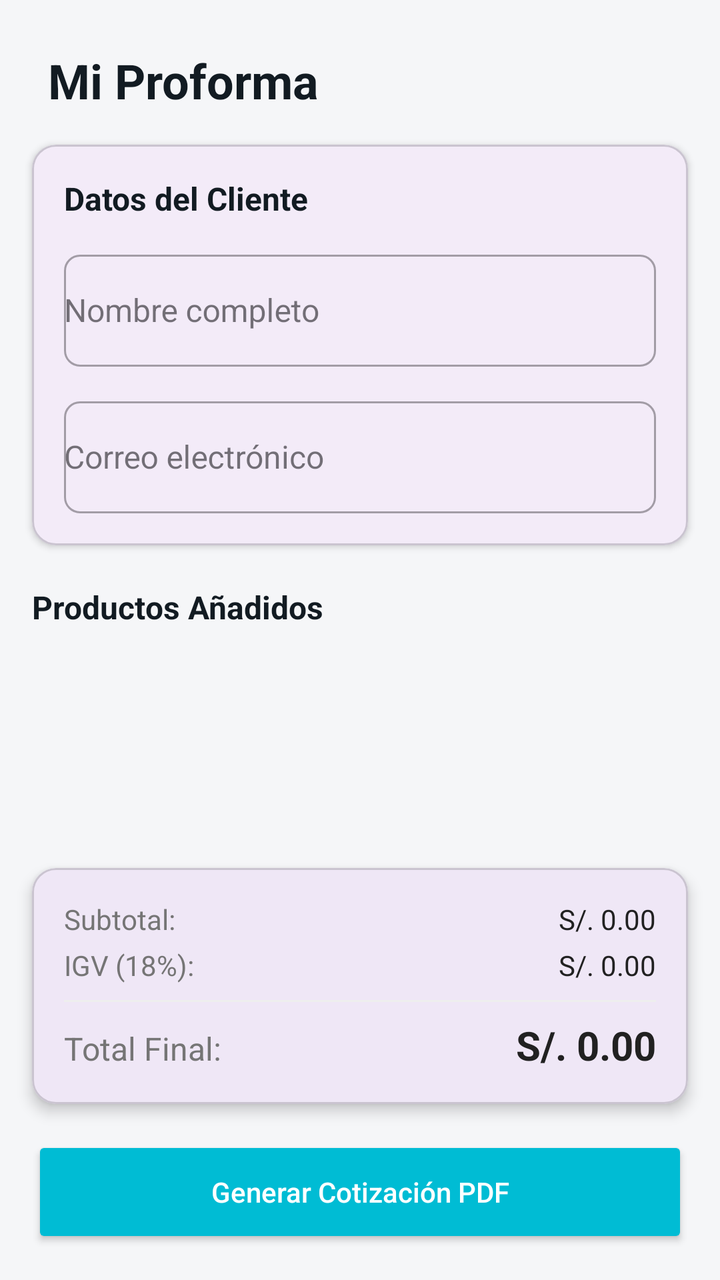
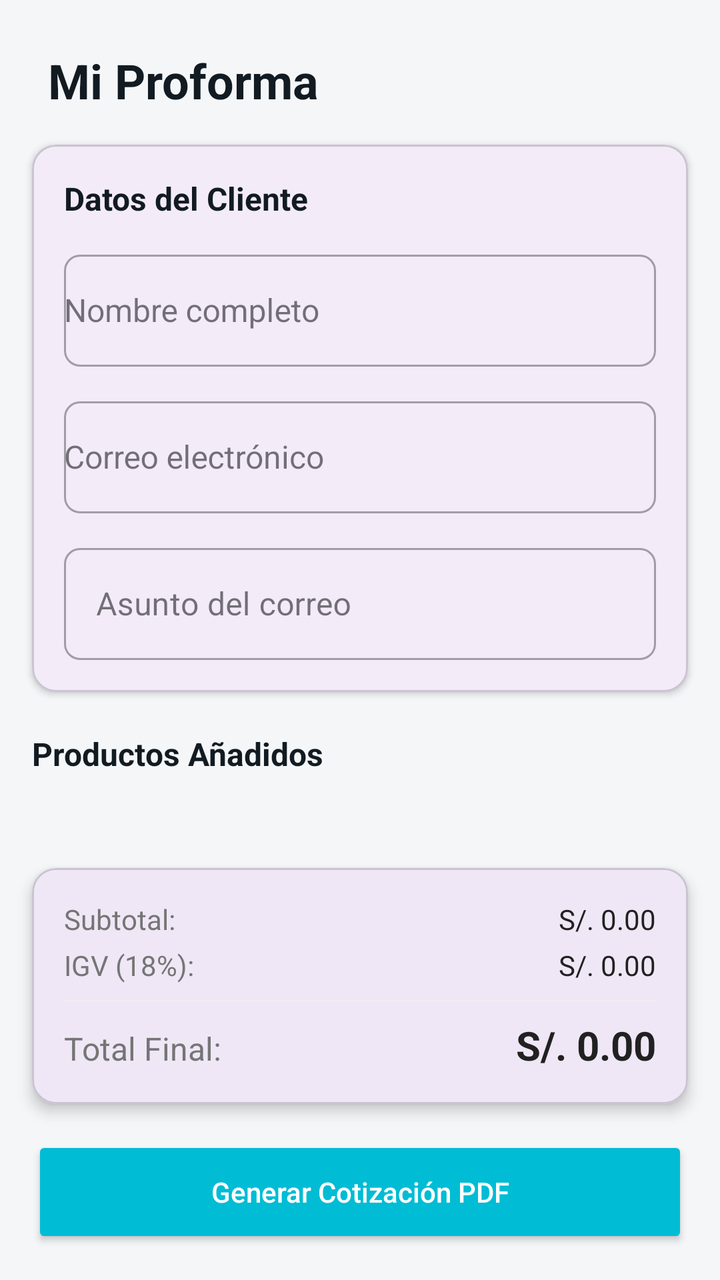

The first picture is an Android layout as it rendered before a commit; the second is the same layout after the commit. The layout source and the unified diff follow.
<!-- AndroidManifest.xml: application theme Theme.Protrack -->
<!-- res/layout/fragment_proforma.xml -->
<?xml version="1.0" encoding="utf-8"?>
<androidx.constraintlayout.widget.ConstraintLayout xmlns:android="http://schemas.android.com/apk/res/android"
    xmlns:app="http://schemas.android.com/apk/res-auto"
    xmlns:tools="http://schemas.android.com/tools"
    android:layout_width="match_parent"
    android:layout_height="match_parent"
    android:background="#F5F6F8">

    <TextView
        android:id="@+id/tvTitle"
        android:layout_width="wrap_content"
        android:layout_height="wrap_content"
        android:layout_margin="24dp"
        android:text="Mi Proforma"
        android:textColor="#121B22"
        android:textSize="24sp"
        android:textStyle="bold"
        app:layout_constraintStart_toStartOf="parent"
        app:layout_constraintTop_toTopOf="parent" />

    <com.google.android.material.card.MaterialCardView
        android:id="@+id/cardCliente"
        android:layout_width="match_parent"
        android:layout_height="wrap_content"
        android:layout_marginHorizontal="16dp"
        android:layout_marginTop="16dp"
        app:cardCornerRadius="12dp"
        app:cardElevation="2dp"
        app:layout_constraintTop_toBottomOf="@id/tvTitle">

        <LinearLayout
            android:layout_width="match_parent"
            android:layout_height="wrap_content"
            android:orientation="vertical"
            android:padding="16dp">

            <TextView
                android:layout_width="wrap_content"
                android:layout_height="wrap_content"
                android:text="Datos del Cliente"
                android:textColor="#121B22"
                android:textSize="16sp"
                android:textStyle="bold"
                android:layout_marginBottom="12dp"/>

            <com.google.android.material.textfield.TextInputLayout
                android:id="@+id/tilNombre"
                style="@style/Widget.MaterialComponents.TextInputLayout.OutlinedBox"
                android:layout_width="match_parent"
                android:layout_height="wrap_content"
                android:hint="Nombre completo"
                app:boxCornerRadiusBottomEnd="8dp"
                app:boxCornerRadiusBottomStart="8dp"
                app:boxCornerRadiusTopEnd="8dp"
                app:boxCornerRadiusTopStart="8dp">

                <com.google.android.material.textfield.MaterialAutoCompleteTextView
                    android:id="@+id/etNombreCliente"
                    android:layout_width="match_parent"
                    android:layout_height="wrap_content"
                    android:inputType="textPersonName"
                    android:completionThreshold="1"
                    android:paddingVertical="16dp"
                    android:textSize="16sp"
                    android:minHeight="56dp"/>
            </com.google.android.material.textfield.TextInputLayout>

            <com.google.android.material.textfield.TextInputLayout
                android:id="@+id/tilCorreo"
                style="@style/Widget.MaterialComponents.TextInputLayout.OutlinedBox"
                android:layout_width="match_parent"
                android:layout_height="wrap_content"
                android:layout_marginTop="12dp"
                android:hint="Correo electrónico"
                app:boxCornerRadiusBottomEnd="8dp"
                app:boxCornerRadiusBottomStart="8dp"
                app:boxCornerRadiusTopEnd="8dp"
                app:boxCornerRadiusTopStart="8dp">

                <com.google.android.material.textfield.MaterialAutoCompleteTextView
                    android:id="@+id/etCorreoCliente"
                    android:layout_width="match_parent"
                    android:layout_height="wrap_content"
                    android:inputType="textEmailAddress"
                    android:completionThreshold="1"
                    android:paddingVertical="16dp"
                    android:textSize="16sp"
                    android:minHeight="56dp"/>
            </com.google.android.material.textfield.TextInputLayout>

        </LinearLayout>
    </com.google.android.material.card.MaterialCardView>

    <TextView
        android:id="@+id/tvLabelProductos"
        android:layout_width="wrap_content"
        android:layout_height="wrap_content"
        android:layout_marginStart="16dp"
        android:layout_marginTop="20dp"
        android:text="Productos Añadidos"
        android:textColor="#121B22"
        android:textSize="16sp"
        android:textStyle="bold"
        app:layout_constraintStart_toStartOf="parent"
        app:layout_constraintTop_toBottomOf="@id/cardCliente" />

    <androidx.recyclerview.widget.RecyclerView
        android:id="@+id/rvProformaItems"
        android:layout_width="match_parent"
        android:layout_height="0dp"
        android:layout_marginTop="8dp"
        app:layout_constraintBottom_toTopOf="@id/cardTotal"
        app:layout_constraintTop_toBottomOf="@id/tvLabelProductos" />

    <com.google.android.material.card.MaterialCardView
        android:id="@+id/cardTotal"
        android:layout_width="match_parent"
        android:layout_height="wrap_content"
        android:layout_margin="16dp"
        app:cardCornerRadius="12dp"
        app:cardElevation="4dp"
        app:layout_constraintBottom_toTopOf="@id/btnGenerarCotizacion">

        <LinearLayout
            android:layout_width="match_parent"
            android:layout_height="wrap_content"
            android:orientation="vertical"
            android:padding="16dp">

            <LinearLayout
                android:layout_width="match_parent"
                android:layout_height="wrap_content"
                android:orientation="horizontal">

                <TextView
                    android:layout_width="0dp"
                    android:layout_height="wrap_content"
                    android:layout_weight="1"
                    android:text="Subtotal:"
                    android:textColor="#757575"
                    android:textSize="14sp" />

                <TextView
                    android:id="@+id/tvSubtotal"
                    android:layout_width="wrap_content"
                    android:layout_height="wrap_content"
                    android:text="S/. 0.00"
                    android:textColor="#212121"
                    android:textSize="14sp" />
            </LinearLayout>

            <LinearLayout
                android:layout_width="match_parent"
                android:layout_height="wrap_content"
                android:layout_marginTop="4dp"
                android:orientation="horizontal">

                <TextView
                    android:layout_width="0dp"
                    android:layout_height="wrap_content"
                    android:layout_weight="1"
                    android:text="IGV (18%):"
                    android:textColor="#757575"
                    android:textSize="14sp" />

                <TextView
                    android:id="@+id/tvIGV"
                    android:layout_width="wrap_content"
                    android:layout_height="wrap_content"
                    android:text="S/. 0.00"
                    android:textColor="#212121"
                    android:textSize="14sp" />
            </LinearLayout>

            <View
                android:layout_width="match_parent"
                android:layout_height="1dp"
                android:layout_marginVertical="8dp"
                android:background="#EEEEEE" />

            <LinearLayout
                android:layout_width="match_parent"
                android:layout_height="wrap_content"
                android:orientation="horizontal">

                <TextView
                    android:layout_width="0dp"
                    android:layout_height="wrap_content"
                    android:layout_weight="1"
                    android:text="Total Final:"
                    android:textColor="#757575"
                    android:textSize="16sp" />

                <TextView
                    android:id="@+id/tvTotalProforma"
                    android:layout_width="wrap_content"
                    android:layout_height="wrap_content"
                    android:text="S/. 0.00"
                    android:textColor="#212121"
                    android:textSize="20sp"
                    android:textStyle="bold" />
            </LinearLayout>
        </LinearLayout>
    </com.google.android.material.card.MaterialCardView>

    <Button
        android:id="@+id/btnGenerarCotizacion"
        android:layout_width="match_parent"
        android:layout_height="56dp"
        android:layout_marginHorizontal="16dp"
        android:layout_marginBottom="16dp"
        android:text="Generar Cotización PDF"
        android:textAllCaps="false"
        android:textColor="#FFFFFF"
        android:backgroundTint="#00BCD4"
        app:cornerRadius="12dp"
        app:layout_constraintBottom_toBottomOf="parent" />

    <TextView
        android:id="@+id/tvEmptyState"
        android:layout_width="wrap_content"
        android:layout_height="wrap_content"
        android:text="No hay productos en la proforma"
        android:textColor="#757575"
        android:visibility="gone"
        app:layout_constraintBottom_toBottomOf="parent"
        app:layout_constraintEnd_toEndOf="parent"
        app:layout_constraintStart_toStartOf="parent"
        app:layout_constraintTop_toTopOf="parent" />

</androidx.constraintlayout.widget.ConstraintLayout>
<!-- resources referenced by this layout -->
<resources>
  <style name="Theme.Protrack" parent="Base.Theme.Protrack" />
  <style name="Base.Theme.Protrack" parent="Theme.Material3.DayNight.NoActionBar">
          
          
      </style>
</resources>

<!-- the commit's change to res/layout/fragment_proforma.xml (unified diff, before → after) -->
@@ -77,6 +77,7 @@
                 app:boxCornerRadiusTopEnd="8dp"
                 app:boxCornerRadiusTopStart="8dp">
 
+
                 <com.google.android.material.textfield.MaterialAutoCompleteTextView
                     android:id="@+id/etCorreoCliente"
                     android:layout_width="match_parent"
@@ -86,6 +87,28 @@
                     android:paddingVertical="16dp"
                     android:textSize="16sp"
                     android:minHeight="56dp"/>
+            </com.google.android.material.textfield.TextInputLayout>
+
+            <com.google.android.material.textfield.TextInputLayout
+                android:id="@+id/tilAsunto"
+                style="@style/Widget.MaterialComponents.TextInputLayout.OutlinedBox"
+                android:layout_width="match_parent"
+                android:layout_height="wrap_content"
+                android:layout_marginTop="12dp"
+                android:hint="Asunto del correo"
+                app:boxCornerRadiusBottomEnd="8dp"
+                app:boxCornerRadiusBottomStart="8dp"
+                app:boxCornerRadiusTopEnd="8dp"
+                app:boxCornerRadiusTopStart="8dp">
+
+                <com.google.android.material.textfield.TextInputEditText
+                    android:id="@+id/etAsuntoCorreo"
+                    android:layout_width="match_parent"
+                    android:layout_height="wrap_content"
+                    android:inputType="text"
+                    android:paddingVertical="16dp"
+                    android:textSize="16sp"
+                    android:minHeight="56dp" />
             </com.google.android.material.textfield.TextInputLayout>
 
         </LinearLayout>
